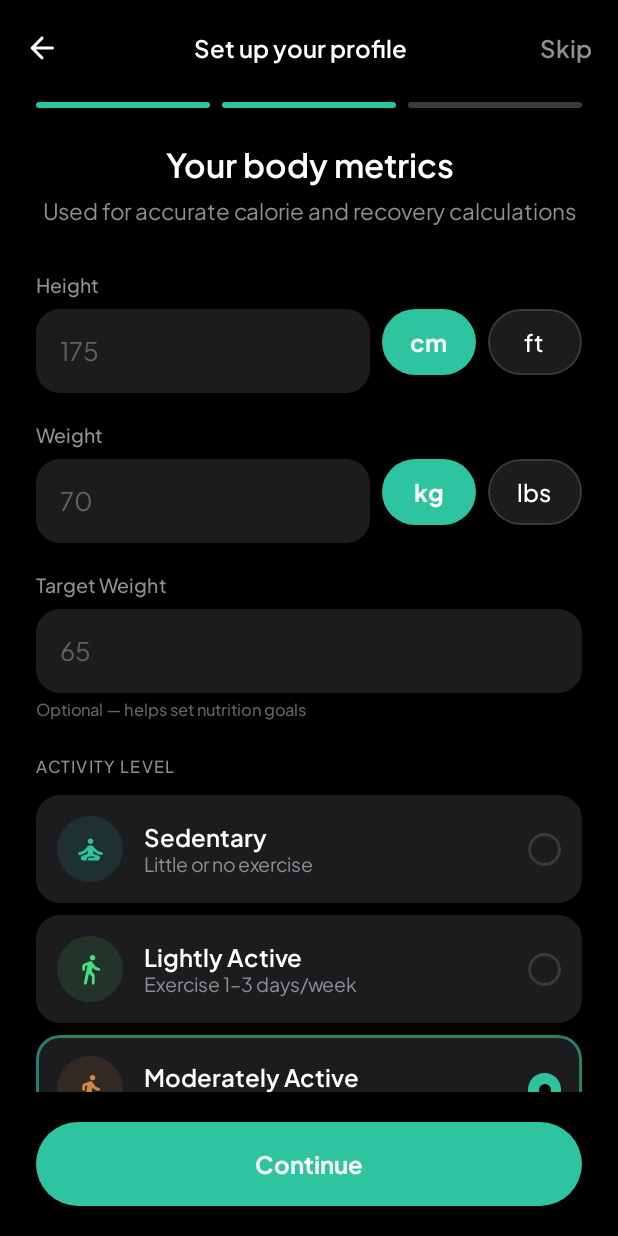
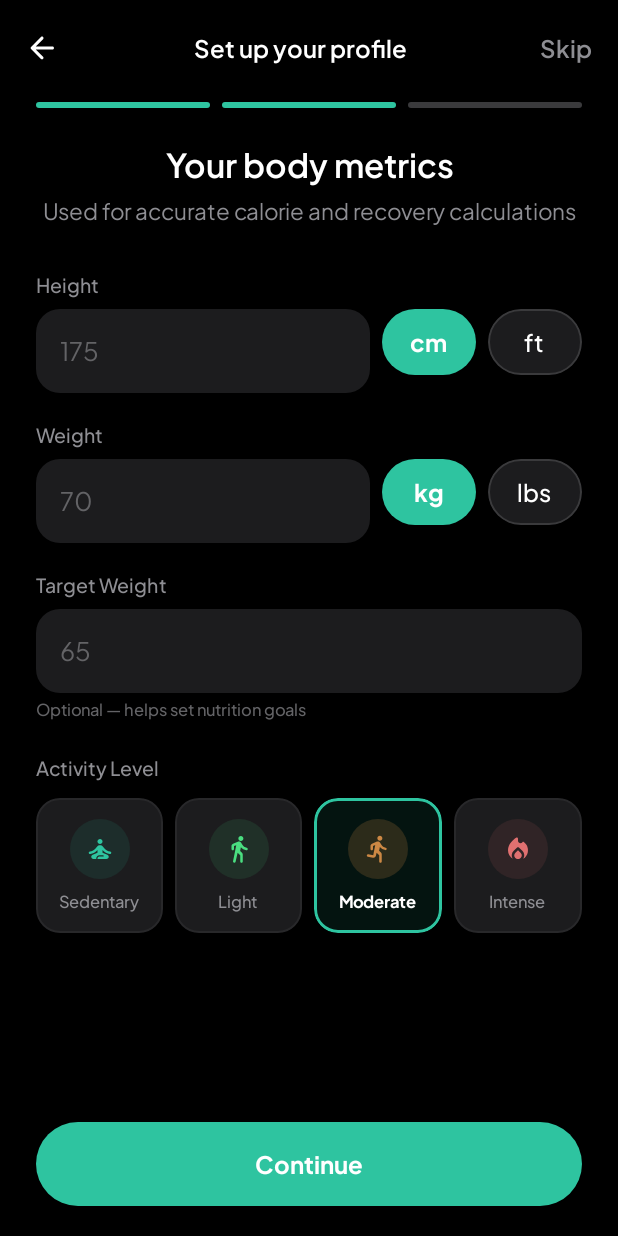
Before and after one commit to ajayaj2001/VEYRA, an Android app built with Jetpack Compose: the SetupBodyScreen screen opened through its navigation route, on a phone screen of 412 x 824 dp. Run offline under Robolectric (Android 15) with nearby library versions, the phone set to English and light mode, and no system bars.

Commit message:
fix: Compact activity level chips + target weight restored
Activity Level:
- Redesigned from vertical list to horizontal 4-column chips
- Each chip: colored icon circle + label below, centered
- Selected: teal border + teal tint background
- Much more compact — fits in one row, thumb-friendly
- Labels shortened: Sedentary, Light, Moderate, Intense

Target Weight:
- Added back below weight field
- "Optional — helps set nutrition goals" helper text

Screen now fits all content without scrolling on most devices.

Co-Authored-By: Claude Opus 4.6 (1M context) <noreply@anthropic.com>

```diff
--- a/app/src/main/java/com/veyra/ui/screens/auth/SetupScreens.kt
+++ b/app/src/main/java/com/veyra/ui/screens/auth/SetupScreens.kt
@@ -245,17 +245,16 @@ fun SetupBodyScreen(
     var activityLevel by remember { mutableIntStateOf(2) }
 
     data class ActivityOption(
-        val title: String,
-        val desc: String,
+        val label: String,
         val icon: androidx.compose.ui.graphics.vector.ImageVector,
         val iconColor: Color,
     )
 
     val activities = listOf(
-        ActivityOption("Sedentary", "Little or no exercise", Icons.Rounded.SelfImprovement, V.Teal),
-        ActivityOption("Lightly Active", "Exercise 1–3 days/week", Icons.Rounded.DirectionsWalk, V.Green),
-        ActivityOption("Moderately Active", "Exercise 3–5 days/week", Icons.Rounded.DirectionsRun, V.Amber),
-        ActivityOption("Very Active", "Exercise 6–7 days/week", Icons.Rounded.LocalFireDepartment, V.Red),
+        ActivityOption("Sedentary", Icons.Rounded.SelfImprovement, V.Teal),
+        ActivityOption("Light", Icons.Rounded.DirectionsWalk, V.Green),
+        ActivityOption("Moderate", Icons.Rounded.DirectionsRun, V.Amber),
+        ActivityOption("Intense", Icons.Rounded.LocalFireDepartment, V.Red),
     )
 
     Column(
@@ -325,76 +324,45 @@ fun SetupBodyScreen(
 
             Spacer(Modifier.height(24.dp))
 
-            // Activity level
-            Text("ACTIVITY LEVEL", style = MaterialTheme.typography.labelSmall, color = V.Gray, letterSpacing = 1.sp)
+            // Activity level — compact icon chips
+            Text("Activity Level", style = MaterialTheme.typography.labelMedium, color = V.Gray)
             Spacer(Modifier.height(12.dp))
 
-            Column(verticalArrangement = Arrangement.spacedBy(8.dp)) {
+            Row(
+                Modifier.fillMaxWidth(),
+                horizontalArrangement = Arrangement.spacedBy(8.dp),
+            ) {
                 activities.forEachIndexed { i, option ->
                     val sel = i == activityLevel
-                    Row(
+                    Column(
                         Modifier
-                            .fillMaxWidth()
+                            .weight(1f)
                             .clip(RoundedCornerShape(16.dp))
-                            .background(V.Surface)
+                            .background(if (sel) V.Teal.copy(alpha = 0.1f) else V.Surface)
                             .then(
-                                if (sel) Modifier.border(1.5.dp, V.Teal.copy(alpha = 0.6f), RoundedCornerShape(16.dp))
-                                else Modifier
+                                if (sel) Modifier.border(1.5.dp, V.Teal, RoundedCornerShape(16.dp))
+                                else Modifier.border(1.dp, V.SurfaceBright.copy(alpha = 0.4f), RoundedCornerShape(16.dp))
                             )
                             .clickable { activityLevel = i }
-                            .padding(14.dp),
-                        verticalAlignment = Alignment.CenterVertically,
+                            .padding(vertical = 14.dp),
+                        horizontalAlignment = Alignment.CenterHorizontally,
                     ) {
-                        // Colored icon circle
                         Box(
                             Modifier
-                                .size(44.dp)
+                                .size(40.dp)
                                 .clip(CircleShape)
-                                .background(option.iconColor.copy(alpha = 0.12f)),
+                                .background(option.iconColor.copy(alpha = if (sel) 0.2f else 0.1f)),
                             contentAlignment = Alignment.Center,
                         ) {
-                            Icon(
-                                option.icon, null,
-                                tint = option.iconColor,
-                                modifier = Modifier.size(22.dp),
-                            )
+                            Icon(option.icon, null, tint = option.iconColor, modifier = Modifier.size(20.dp))
                         }
-                        Spacer(Modifier.width(14.dp))
-                        // Title + subtitle
-                        Column(Modifier.weight(1f)) {
-                            Text(
-                                option.title,
-                                style = MaterialTheme.typography.titleLarge,
-                                color = V.White,
-                                fontWeight = FontWeight.SemiBold,
-                            )
-                            Text(
-                                option.desc,
-                                style = MaterialTheme.typography.bodySmall,
-                                color = V.Gray,
-                            )
-                        }
-                        Spacer(Modifier.width(10.dp))
-                        // Radio circle
-                        Box(
-                            Modifier
-                                .size(22.dp)
-                                .clip(CircleShape)
-                                .then(
-                                    if (sel) Modifier.background(V.Teal)
-                                    else Modifier.border(1.5.dp, V.SurfaceBright, CircleShape)
-                                ),
-                            contentAlignment = Alignment.Center,
-                        ) {
-                            if (sel) {
-                                Box(
-                                    Modifier
-                                        .size(8.dp)
-                                        .clip(CircleShape)
-                                        .background(V.Black)
-                                )
-                            }
-                        }
+                        Spacer(Modifier.height(8.dp))
+                        Text(
+                            option.label,
+                            style = MaterialTheme.typography.labelSmall,
+                            color = if (sel) V.White else V.Gray,
+                            fontWeight = if (sel) FontWeight.Bold else FontWeight.Medium,
+                        )
                     }
                 }
             }
```
